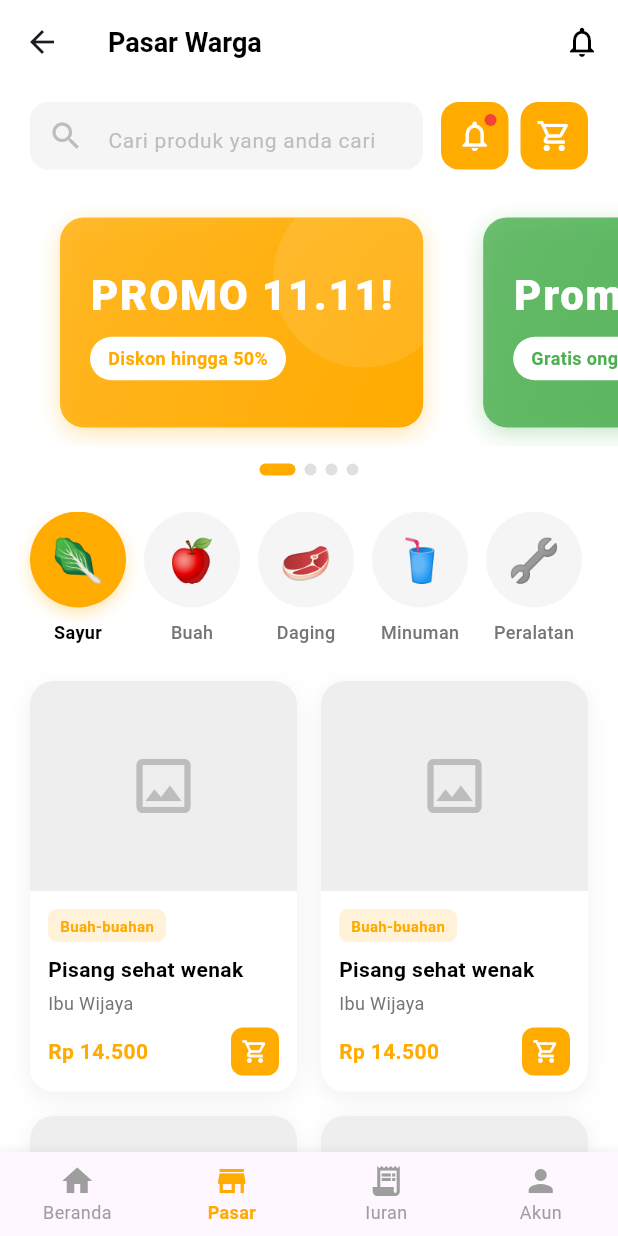
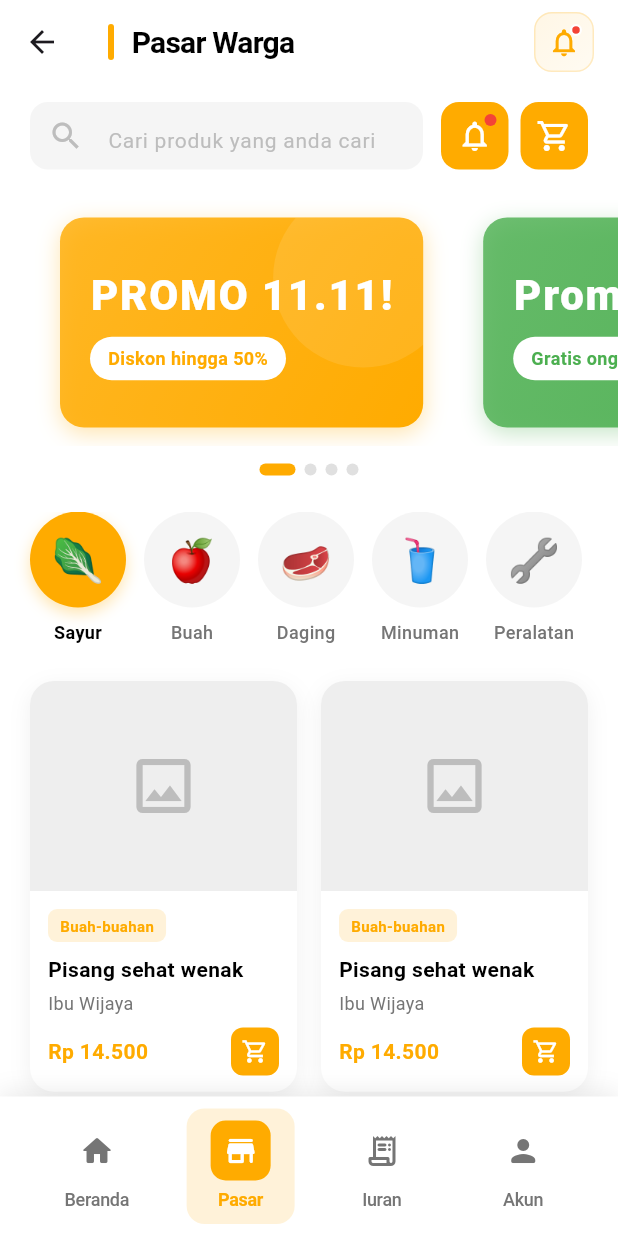
Before and after one commit to Squadron-team/Rukunin-App, a Flutter app: the ResidentLayout screen opened directly, on a phone screen of 412 x 824 dp. Run offline on Flutter 3.47's test engine with Material 3 defaults, Android fonts, the phone set to English and light mode, and no system bars; our stand-ins replace firebase_core; accounts and stored records are empty; network calls fail.

Commit message:
style: update resident layout  to be more yellowish color

```diff
--- a/lib/pages/resident/resident_layout.dart
+++ b/lib/pages/resident/resident_layout.dart
@@ -22,30 +22,149 @@ class ResidentLayout extends StatelessWidget {
       appBar: AppBar(
         backgroundColor: Colors.white,
         elevation: 0,
-        title: Text(
+        surfaceTintColor: Colors.transparent,
+        title: Row(
+          children: [
+            Container(
+              width: 4,
+              height: 24,
+              decoration: BoxDecoration(
+                color: AppColors.primary,
+                borderRadius: BorderRadius.circular(2),
+              ),
+            ),
+            const SizedBox(width: 12),
+            Text(
               title,
               style: const TextStyle(
                 color: Colors.black,
-            fontSize: 18,
-            fontWeight: FontWeight.w600,
+                fontSize: 20,
+                fontWeight: FontWeight.w700,
+                letterSpacing: -0.5,
               ),
             ),
+          ],
+        ),
         actions: [
-          IconButton(
-            icon: const Icon(Icons.notifications_outlined, color: Colors.black),
+          Container(
+            margin: const EdgeInsets.only(right: 8),
+            child: Stack(
+              children: [
+                Container(
+                  width: 40,
+                  height: 40,
+                  decoration: BoxDecoration(
+                    gradient: LinearGradient(
+                      colors: [
+                        AppColors.primary.withOpacity(0.1),
+                        AppColors.primary.withOpacity(0.05),
+                      ],
+                      begin: Alignment.topLeft,
+                      end: Alignment.bottomRight,
+                    ),
+                    borderRadius: BorderRadius.circular(12),
+                    border: Border.all(
+                      color: AppColors.primary.withOpacity(0.2),
+                      width: 1,
+                    ),
+                  ),
+                  child: IconButton(
+                    icon: const Icon(
+                      Icons.notifications_outlined,
+                      color: AppColors.primary,
+                      size: 22,
+                    ),
                     onPressed: () {
                       // TODO: navigate to notifications
                     },
+                    padding: EdgeInsets.zero,
+                  ),
+                ),
+                Positioned(
+                  right: 8,
+                  top: 8,
+                  child: Container(
+                    width: 8,
+                    height: 8,
+                    decoration: BoxDecoration(
+                      color: Colors.red,
+                      shape: BoxShape.circle,
+                      border: Border.all(
+                        color: Colors.white,
+                        width: 1.5,
+                      ),
+                    ),
+                  ),
                 ),
               ],
             ),
+          ),
+          const SizedBox(width: 8),
+        ],
+      ),
       body: body,
-      bottomNavigationBar: BottomNavigationBar(
-        type: BottomNavigationBarType.fixed,
-        selectedItemColor: AppColors.primary,
-        unselectedItemColor: Colors.grey,
-        currentIndex: currentIndex,
-        onTap: (int index) {
+      bottomNavigationBar: Container(
+        decoration: BoxDecoration(
+          color: Colors.white,
+          boxShadow: [
+            BoxShadow(
+              color: Colors.black.withOpacity(0.08),
+              blurRadius: 12,
+              offset: const Offset(0, -4),
+            ),
+          ],
+        ),
+        child: SafeArea(
+          child: Padding(
+            padding: const EdgeInsets.symmetric(horizontal: 16, vertical: 8),
+            child: Row(
+              mainAxisAlignment: MainAxisAlignment.spaceAround,
+              children: [
+                _buildNavItem(
+                  context,
+                  icon: Icons.home_rounded,
+                  label: 'Beranda',
+                  index: 0,
+                  isSelected: currentIndex == 0,
+                ),
+                _buildNavItem(
+                  context,
+                  icon: Icons.store_rounded,
+                  label: 'Pasar',
+                  index: 1,
+                  isSelected: currentIndex == 1,
+                ),
+                _buildNavItem(
+                  context,
+                  icon: Icons.receipt_long_rounded,
+                  label: 'Iuran',
+                  index: 2,
+                  isSelected: currentIndex == 2,
+                ),
+                _buildNavItem(
+                  context,
+                  icon: Icons.person_rounded,
+                  label: 'Akun',
+                  index: 3,
+                  isSelected: currentIndex == 3,
+                ),
+              ],
+            ),
+          ),
+        ),
+      ),
+    );
+  }
+
+  Widget _buildNavItem(
+    BuildContext context, {
+    required IconData icon,
+    required String label,
+    required int index,
+    required bool isSelected,
+  }) {
+    return GestureDetector(
+      onTap: () {
         if (index == currentIndex) return;
 
         switch (index) {
@@ -74,20 +193,43 @@ class ResidentLayout extends StatelessWidget {
             break;
         }
       },
-        selectedLabelStyle: const TextStyle(
+      child: Container(
+        padding: const EdgeInsets.symmetric(horizontal: 16, vertical: 8),
+        decoration: BoxDecoration(
+          color: isSelected
+              ? AppColors.primary.withOpacity(0.15)
+              : Colors.transparent,
+          borderRadius: BorderRadius.circular(12),
+        ),
+        child: Column(
+          mainAxisSize: MainAxisSize.min,
+          children: [
+            Container(
+              padding: const EdgeInsets.all(8),
+              decoration: BoxDecoration(
+                color: isSelected
+                    ? AppColors.primary
+                    : Colors.transparent,
+                borderRadius: BorderRadius.circular(10),
+              ),
+              child: Icon(
+                icon,
+                color: isSelected ? Colors.white : Colors.grey[600],
+                size: 24,
+              ),
+            ),
+            const SizedBox(height: 4),
+            Text(
+              label,
+              style: TextStyle(
                 fontSize: 12,
-          fontWeight: FontWeight.w600,
+                fontWeight: isSelected ? FontWeight.w700 : FontWeight.w500,
+                color: isSelected ? AppColors.primary : Colors.grey[600],
+                letterSpacing: -0.2,
               ),
-        unselectedLabelStyle: const TextStyle(fontSize: 12),
-        items: const [
-          BottomNavigationBarItem(icon: Icon(Icons.home), label: 'Beranda'),
-          BottomNavigationBarItem(icon: Icon(Icons.store), label: 'Pasar'),
-          BottomNavigationBarItem(
-            icon: Icon(Icons.receipt_long),
-            label: 'Iuran',
             ),
-          BottomNavigationBarItem(icon: Icon(Icons.person), label: 'Akun'),
           ],
+        ),
       ),
     );
   }
```
Lines whose indentation alone changed are shown as unchanged.
